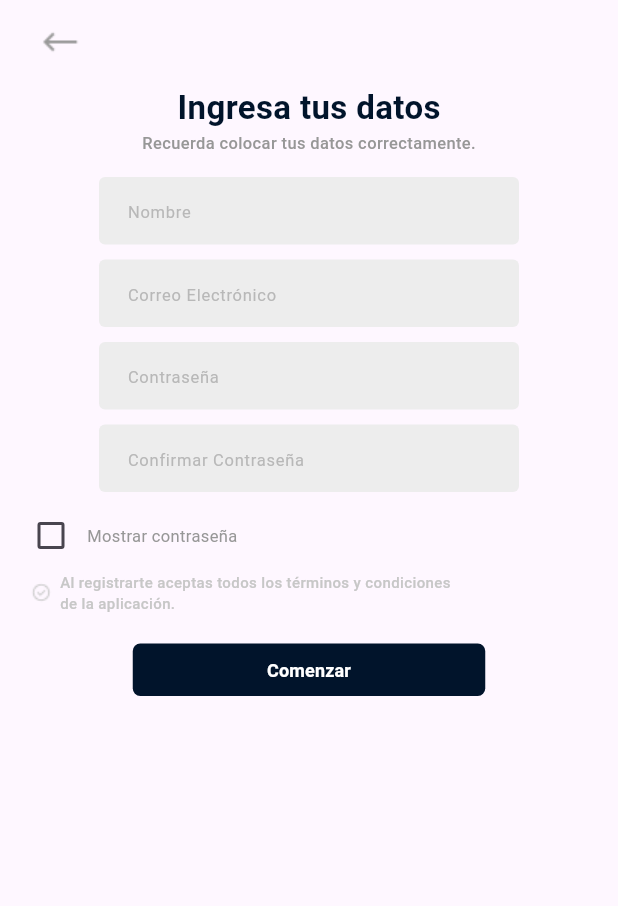
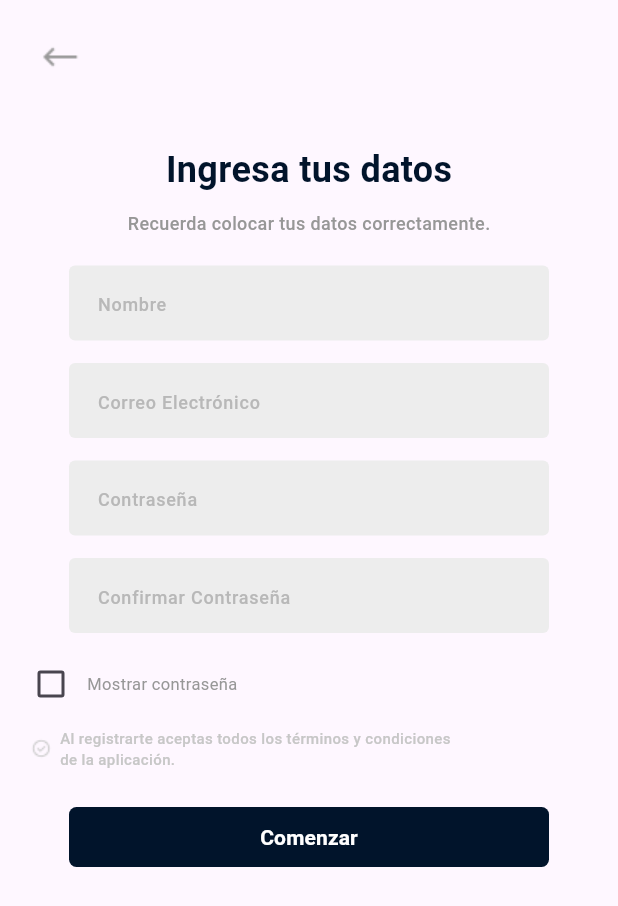
Before and after one commit to IsaiGonzalez08/RabbitGo, a Flutter app: the screen it shows after launch, after a tap on "Crea una cuenta ahora.", on a phone screen of 412 x 824 dp. Shown: the top 906 px of the screen. Run offline on Flutter 3.47's test engine with Material 3 defaults, Android fonts, the phone set to English and light mode, and no system bars; project files that could hold a hidden picture were left out.

Commit message:
[UPDATE] screens log-in and signup

```diff
--- a/lib/presentation/screen/configuration_screen.dart
+++ b/lib/presentation/screen/configuration_screen.dart
@@ -178,6 +178,9 @@ class MyConfigurationScreen extends StatelessWidget {
                   ],
                 )),
           ),
+          const SizedBox(
+            height: 79.5,
+          ),
           const Row(
             children: [
               Expanded(
--- a/lib/presentation/screen/home_screen.dart
+++ b/lib/presentation/screen/home_screen.dart
@@ -22,7 +22,7 @@ class MyHomeScreen extends StatelessWidget {
                 ),
               ),
               Padding(
-                padding: const EdgeInsets.only(left: 50, top: 25),
+                padding: const EdgeInsets.only(left: 40, top: 45),
                 child: SizedBox(
                   width: 280.0,
                   height: 40.0,
--- a/lib/presentation/screen/login_signup_screen.dart
+++ b/lib/presentation/screen/login_signup_screen.dart
@@ -35,8 +35,8 @@ class _MyLoginPage extends State<MyLoginSignPage> {
                 '¡Bienvenido!',
                 style: TextStyle(
                   color: Color(0xFF01142B),
-                  fontWeight: FontWeight.bold,
-                  fontSize: 24,
+                  fontWeight: FontWeight.w700,
+                  fontSize: 32,
                 ),
               ),
               const SizedBox(height: 5),
@@ -46,13 +46,13 @@ class _MyLoginPage extends State<MyLoginSignPage> {
                 style: TextStyle(
                   color: Color(0xFF6C6C6C),
                   fontWeight: FontWeight.w500,
-                  fontSize: 11,
+                  fontSize: 12,
                 ),
               ),
               const SizedBox(height: 10),
               CustomButton(
                 textButton: 'Tengo una cuenta',
-                fontSize: 12,
+                fontSize: 14,
                 padding:
                     const EdgeInsets.symmetric(horizontal: 75, vertical: 10),
                 fontWeight: FontWeight.w600,
@@ -97,7 +97,7 @@ class _MyLoginPage extends State<MyLoginSignPage> {
                             const Text(
                               'Continuar con Google',
                               style: TextStyle(
-                                fontSize: 12,
+                                fontSize: 14,
                                 color: Color(0xFF9F9F9F),
                                 fontWeight: FontWeight.w600,
                               ),
@@ -107,7 +107,7 @@ class _MyLoginPage extends State<MyLoginSignPage> {
                   ),
                 ),
               ),
-              const SizedBox(height: 20),
+              const SizedBox(height: 25),
               Row(
                 mainAxisAlignment: MainAxisAlignment.center,
                 children: [
@@ -116,7 +116,7 @@ class _MyLoginPage extends State<MyLoginSignPage> {
                     style: TextStyle(
                       color: Color(0xFF6C6C6C),
                       fontWeight: FontWeight.w400,
-                      fontSize: 11,
+                      fontSize: 12,
                     ),
                   ),
                   const SizedBox(width: 2),
@@ -134,7 +134,7 @@ class _MyLoginPage extends State<MyLoginSignPage> {
                         style: TextStyle(
                           color: Color(0xFF01142B),
                           fontWeight: FontWeight.w800,
-                          fontSize: 11,
+                          fontSize: 12,
                         ),
                       ),
                     ),
--- a/lib/presentation/screen/signup_screen.dart
+++ b/lib/presentation/screen/signup_screen.dart
@@ -21,6 +21,7 @@ class _MySignScreenState extends State<MySignUpScreen> {
       home: Scaffold(
           appBar: AppBar(
             title: IconButton(
+              padding: const EdgeInsets.only(top: 20),
               onPressed: () {
                 Navigator.push(
                   context,
@@ -36,26 +37,35 @@ class _MySignScreenState extends State<MySignUpScreen> {
             child: Center(
               child: Column(
                 children: [
+                  const SizedBox(
+                    height: 40,
+                  ),
                   const Text(
                     'Ingresa tus datos',
                     style: TextStyle(
-                        fontWeight: FontWeight.w700,
+                        fontWeight: FontWeight.w600,
                         color: Color(0xFF01142B),
-                        fontSize: 22),
+                        fontSize: 24),
+                  ),
+                  const SizedBox(
+                    height: 10,
                   ),
                   const Text(
                     'Recuerda colocar tus datos correctamente.',
                     style: TextStyle(
                         fontWeight: FontWeight.w500,
                         color: Color(0xFF979797),
-                        fontSize: 11),
+                        fontSize: 12),
+                  ),
+                  const SizedBox(
+                    height: 5,
                   ),
                   const SizedBox(height: 10),
                   Padding(
                     padding: const EdgeInsets.all(5.0),
                     child: SizedBox(
-                      width: 280.0,
-                      height: 45.0,
+                      width: 320.0,
+                      height: 50.0,
                       child: TextField(
                         decoration: InputDecoration(
                           contentPadding: const EdgeInsets.symmetric(
@@ -66,20 +76,23 @@ class _MySignScreenState extends State<MySignUpScreen> {
                           ),
                           hintText: 'Nombre',
                           hintStyle: const TextStyle(
-                            fontSize: 11,
-                            color: Color(0xFFB8B8B8),
-                          ),
+                              fontSize: 12,
+                              color: Color(0xFFB8B8B8),
+                              fontWeight: FontWeight.w500),
                           filled: true,
                           fillColor: const Color(0xFFEDEDED),
                         ),
                       ),
                     ),
                   ),
+                  const SizedBox(
+                    height: 5,
+                  ),
                   Padding(
                     padding: const EdgeInsets.all(5.0),
                     child: SizedBox(
-                      width: 280.0,
-                      height: 45.0,
+                      width: 320.0,
+                      height: 50.0,
                       child: TextField(
                         decoration: InputDecoration(
                           contentPadding: const EdgeInsets.symmetric(
@@ -90,20 +103,23 @@ class _MySignScreenState extends State<MySignUpScreen> {
                           ),
                           hintText: 'Correo Electrónico',
                           hintStyle: const TextStyle(
-                            fontSize: 11,
-                            color: Color(0xFFB8B8B8),
-                          ),
+                              fontSize: 12,
+                              color: Color(0xFFB8B8B8),
+                              fontWeight: FontWeight.w500),
                           filled: true,
                           fillColor: const Color(0xFFEDEDED),
                         ),
                       ),
                     ),
                   ),
+                  const SizedBox(
+                    height: 5,
+                  ),
                   Padding(
                     padding: const EdgeInsets.all(5.0),
                     child: SizedBox(
-                      width: 280.0,
-                      height: 45.0,
+                      width: 320.0,
+                      height: 50.0,
                       child: TextField(
                         decoration: InputDecoration(
                           contentPadding: const EdgeInsets.symmetric(
@@ -114,20 +130,23 @@ class _MySignScreenState extends State<MySignUpScreen> {
                           ),
                           hintText: 'Contraseña',
                           hintStyle: const TextStyle(
-                            fontSize: 11,
-                            color: Color(0xFFB8B8B8),
-                          ),
+                              fontSize: 12,
+                              color: Color(0xFFB8B8B8),
+                              fontWeight: FontWeight.w500),
                           filled: true,
                           fillColor: const Color(0xFFEDEDED),
                         ),
                       ),
                     ),
                   ),
+                  const SizedBox(
+                    height: 5,
+                  ),
                   Padding(
                     padding: const EdgeInsets.all(5.0),
                     child: SizedBox(
-                      width: 280.0,
-                      height: 45.0,
+                      width: 320.0,
+                      height: 50.0,
                       child: TextField(
                         decoration: InputDecoration(
                           contentPadding: const EdgeInsets.symmetric(
@@ -138,14 +157,17 @@ class _MySignScreenState extends State<MySignUpScreen> {
                           ),
                           hintText: 'Confirmar Contraseña',
                           hintStyle: const TextStyle(
-                            fontSize: 11,
-                            color: Color(0xFFB8B8B8),
-                          ),
+                              fontSize: 12,
+                              color: Color(0xFFB8B8B8),
+                              fontWeight: FontWeight.w500),
                           filled: true,
                           fillColor: const Color(0xFFEDEDED),
                         ),
                       ),
                     ),
+                  ),
+                  const SizedBox(
+                    height: 5,
                   ),
                   Row(
                     children: [
@@ -166,6 +188,9 @@ class _MySignScreenState extends State<MySignUpScreen> {
                       ))
                     ],
                   ),
+                  const SizedBox(
+                    height: 5,
+                  ),
                   Row(
                     children: [
                       const Padding(padding: EdgeInsets.only(left: 20)),
@@ -181,10 +206,10 @@ class _MySignScreenState extends State<MySignUpScreen> {
                       )
                     ],
                   ),
-                  const SizedBox(height: 20),
+                  const SizedBox(height: 25),
                   Container(
-                    width: 235,
-                    height: 35,
+                    width: 320,
+                    height: 40,
                     decoration: BoxDecoration(
                       color: const Color(0xFF01142B),
                       borderRadius: BorderRadius.circular(5),
@@ -202,7 +227,7 @@ class _MySignScreenState extends State<MySignUpScreen> {
                         style: TextStyle(
                           color: Colors.white,
                           fontWeight: FontWeight.w600,
-                          fontSize: 12,
+                          fontSize: 14,
                         ),
                       ),
                     ),
```
Also changed, not shown: lib/presentation/screen/login_screen.dart (+36 -23 lines), lib/presentation/widgets/tapbar_widget.dart (+7 -7 lines).
